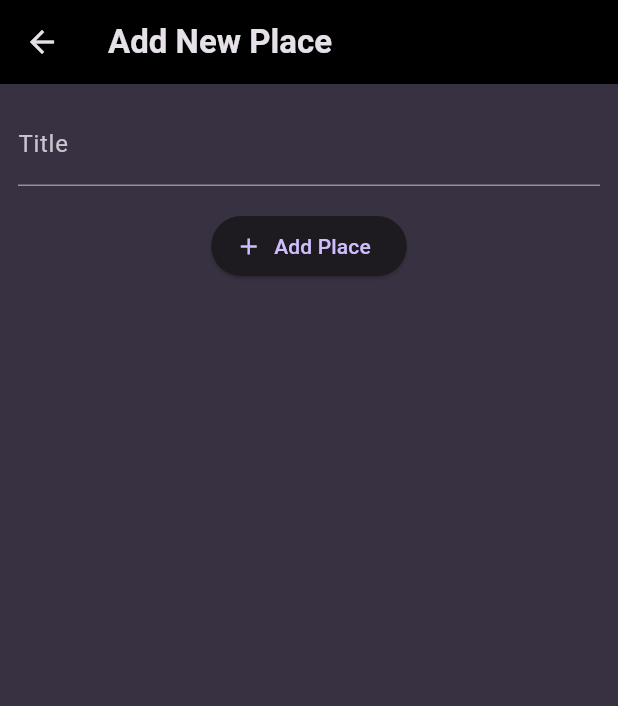
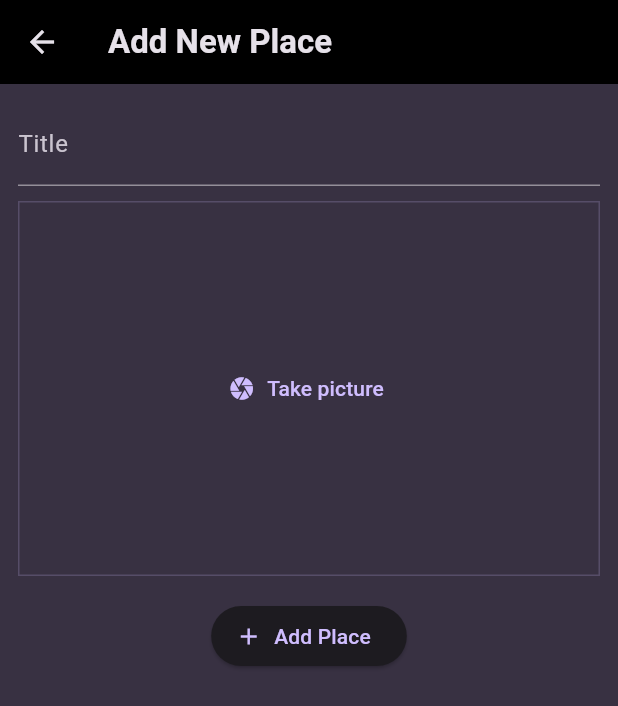
Before and after one commit to Aymen-Khanfir/favorite-places, a Flutter app: the AddPlaceScreen screen opened directly, on a phone screen of 412 x 824 dp. Shown: the top 706 px of the screen. Run offline on Flutter 3.47's test engine with Material 3 defaults, Android fonts, the phone set to English and light mode, and no system bars; our stand-ins replace flutter_riverpod, google_fonts.

Commit message:
Adding a pick an image input

```diff
--- a/lib/screens/add_place.dart
+++ b/lib/screens/add_place.dart
@@ -1,3 +1,4 @@
+import 'package:favorite_places/widgets/image_input.dart';
 import 'package:flutter/material.dart';
 import 'package:flutter_riverpod/flutter_riverpod.dart';
 
@@ -45,6 +46,8 @@ class _AddPlaceState extends ConsumerState<AddPlaceScreen> {
               controller: _titleController,
               style: TextStyle(color: Theme.of(context).colorScheme.onSurface),
             ),
+            const SizedBox(height: 10),
+            const ImageInput(),
             const SizedBox(height: 16),
             ElevatedButton.icon(
               onPressed: _savePlace,
--- /dev/null
+++ b/lib/widgets/image_input.dart
@@ -0,0 +1,34 @@
+import 'package:flutter/material.dart';
+
+class ImageInput extends StatefulWidget {
+  const ImageInput({super.key});
+
+  @override
+  State<ImageInput> createState() => _ImageInputState();
+}
+
+class _ImageInputState extends State<ImageInput> {
+  void _takePicture() {
+
+  }
+
+  @override
+  Widget build(BuildContext context) {
+    return Container(
+      height: 250,
+      width: double.infinity,
+      alignment: Alignment.center,
+      decoration: BoxDecoration(
+        border: Border.all(
+          width: 1,
+          color: Theme.of(context).colorScheme.primary.withOpacity(0.2),
+        ),
+      ),
+      child: TextButton.icon(
+        icon: const Icon(Icons.camera),
+        onPressed: _takePicture,
+        label: const Text('Take picture'),
+      ),
+    );
+  }
+}
```
Also changed, not shown: lib/widgets/places_list.dart (line endings or trailing spaces).
